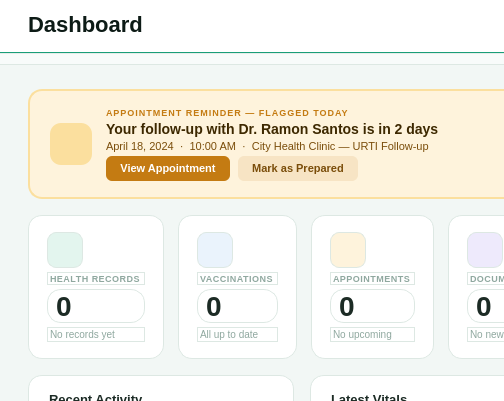
This is src/ui/page_dashboard.ui in shasheenahdeeneillelumasag/CCC151---Group-Project as Qt 5 draws it before an edit. The edited form follows.
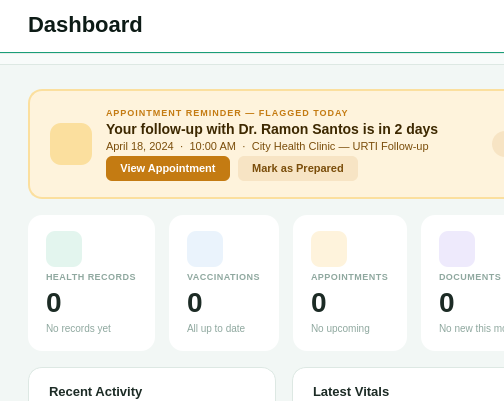
This is the edited form. Icons and pictures are not drawn.

Commit message: Replace reminder detail popups with edit dialog, remove redundant card buttons, and fix asset path resolution

Diff of the .ui file:
```diff
--- a/src/ui/page_dashboard.ui
+++ b/src/ui/page_dashboard.ui
@@ -8,7 +8,7 @@
     QLabel { background: transparent; }
     QFrame#card { background: #FFFFFF; border: 1px solid #DDE8E3; border-radius: 14px; }
     QFrame#reminderBanner { background: #FEF3DC; border: 1.5px solid #FBDF9E; border-radius: 14px; }
-    QFrame#statCard { background: #FFFFFF; border: 1px solid #DDE8E3; border-radius: 14px; }
+    QFrame#statCard { background: #FFFFFF; border: none; border-radius: 14px; }
     QFrame#cardActivity:hover, QFrame#cardVitals:hover,
     QFrame#cardAppt:hover, QFrame#cardVaccine:hover,
     QFrame#statCard1:hover, QFrame#statCard2:hover,
@@ -309,7 +309,7 @@
          <item>
           <widget class="QFrame" name="statCard1">
            <property name="styleSheet">
-            <string>QFrame { background: #FFFFFF; border: 1px solid #DDE8E3; border-radius: 14px; }</string>
+            <string>QFrame { background: #FFFFFF; border: none; border-radius: 14px; }</string>
            </property>
            <layout class="QVBoxLayout">
             <property name="spacing">
@@ -388,7 +388,7 @@
          <item>
           <widget class="QFrame" name="statCard2">
            <property name="styleSheet">
-            <string>QFrame { background: #FFFFFF; border: 1px solid #DDE8E3; border-radius: 14px; }</string>
+            <string>QFrame { background: #FFFFFF; border: none; border-radius: 14px; }</string>
            </property>
            <layout class="QVBoxLayout">
             <property name="spacing">
@@ -464,7 +464,7 @@
          <item>
           <widget class="QFrame" name="statCard3">
            <property name="styleSheet">
-            <string>QFrame { background: #FFFFFF; border: 1px solid #DDE8E3; border-radius: 14px; }</string>
+            <string>QFrame { background: #FFFFFF; border: none; border-radius: 14px; }</string>
            </property>
            <layout class="QVBoxLayout">
             <property name="spacing">
@@ -540,7 +540,7 @@
          <item>
           <widget class="QFrame" name="statCard4">
            <property name="styleSheet">
-            <string>QFrame { background: #FFFFFF; border: 1px solid #DDE8E3; border-radius: 14px; }</string>
+            <string>QFrame { background: #FFFFFF; border: none; border-radius: 14px; }</string>
            </property>
            <layout class="QVBoxLayout">
             <property name="spacing">
```
Left out of the diff: 29 changed lines with no effect on the pictures. Lines whose indentation alone changed are shown as unchanged. The commit also changes 8 other files.
